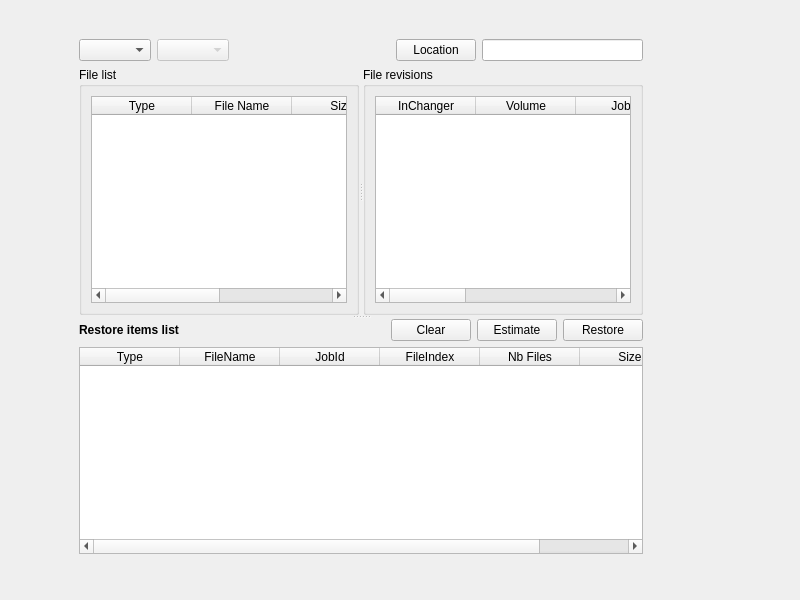
This is bacula/src/qt-console/restore/brestore.ui in rkorzeniewski/bacula as Qt 5 draws it before an edit. The edited form follows.
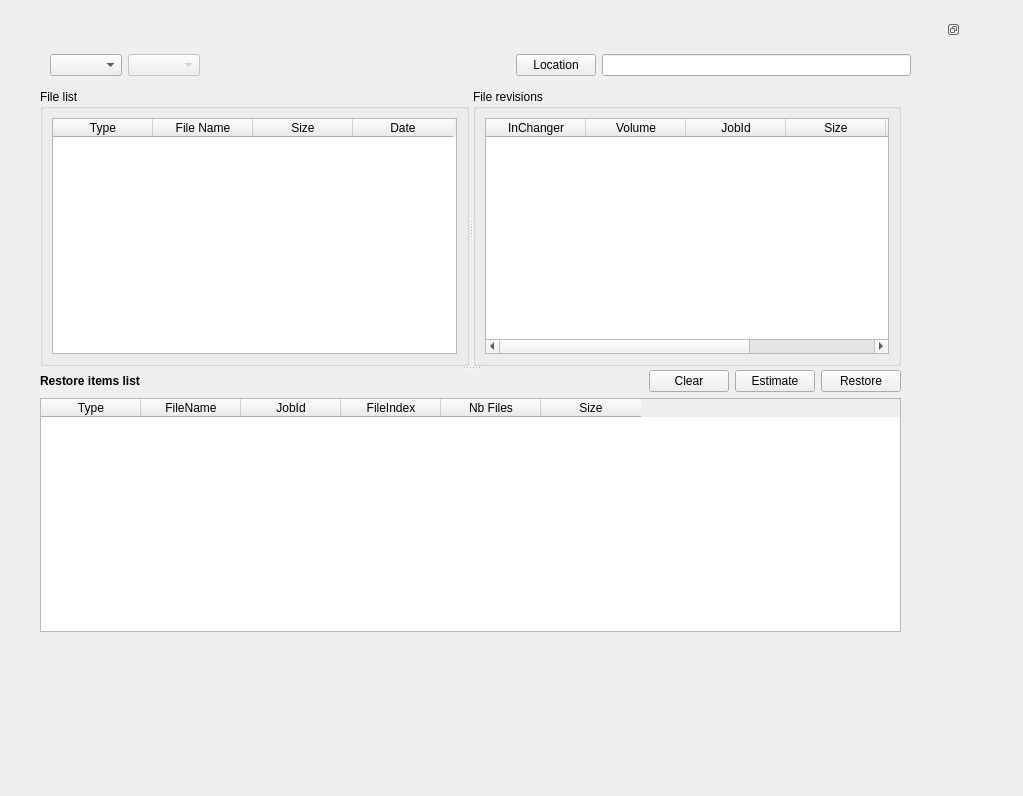
This is the edited form.

```diff
--- a/bacula/src/qt-console/restore/brestore.ui
+++ b/bacula/src/qt-console/restore/brestore.ui
@@ -5,77 +5,51 @@
    <rect>
     <x>0</x>
     <y>0</y>
-    <width>800</width>
-    <height>600</height>
+    <width>1023</width>
+    <height>796</height>
    </rect>
   </property>
+  <property name="sizePolicy" >
+   <sizepolicy>
+    <hsizetype>7</hsizetype>
+    <vsizetype>7</vsizetype>
+    <horstretch>0</horstretch>
+    <verstretch>0</verstretch>
+   </sizepolicy>
+  </property>
   <property name="windowTitle" >
    <string>brestore</string>
   </property>
-  <widget class="QWidget" name="centralwidget" >
+  <widget class="QDockWidget" name="dockWidget" >
    <property name="geometry" >
     <rect>
-     <x>70</x>
-     <y>30</y>
-     <width>582</width>
-     <height>533</height>
+     <x>10</x>
+     <y>20</y>
+     <width>951</width>
+     <height>661</height>
     </rect>
    </property>
-   <layout class="QVBoxLayout" >
-    <property name="margin" >
-     <number>9</number>
-    </property>
-    <property name="spacing" >
-     <number>6</number>
-    </property>
-    <item>
-     <layout class="QHBoxLayout" >
-      <property name="margin" >
-       <number>0</number>
-      </property>
-      <property name="spacing" >
-       <number>6</number>
-      </property>
-      <item>
-       <widget class="QComboBox" name="ClientList" />
-      </item>
-      <item>
-       <widget class="QComboBox" name="JobList" >
-        <property name="enabled" >
-         <bool>false</bool>
-        </property>
-       </widget>
-      </item>
-      <item>
-       <spacer>
-        <property name="orientation" >
-         <enum>Qt::Horizontal</enum>
-        </property>
-        <property name="sizeType" >
-         <enum>QSizePolicy::Expanding</enum>
-        </property>
-        <property name="sizeHint" >
-         <size>
-          <width>40</width>
-          <height>20</height>
-         </size>
-        </property>
-       </spacer>
-      </item>
-      <item>
-       <widget class="QPushButton" name="pushButton_4" >
-        <property name="text" >
-         <string>Location</string>
-        </property>
-       </widget>
-      </item>
-      <item>
-       <widget class="QLineEdit" name="lineEdit" />
-      </item>
-     </layout>
-    </item>
-    <item>
+   <property name="sizePolicy" >
+    <sizepolicy>
+     <hsizetype>7</hsizetype>
+     <vsizetype>7</vsizetype>
+     <horstretch>0</horstretch>
+     <verstretch>0</verstretch>
+    </sizepolicy>
+   </property>
+   <property name="features" >
+    <set>QDockWidget::DockWidgetFloatable|QDockWidget::DockWidgetMovable|QDockWidget::NoDockWidgetFeatures</set>
+   </property>
+   <widget class="QWidget" name="dockWidgetContents" >
      <widget class="QSplitter" name="splitter_2" >
+     <property name="geometry" >
+      <rect>
+       <x>30</x>
+       <y>50</y>
+       <width>861</width>
+       <height>543</height>
+      </rect>
+     </property>
       <property name="orientation" >
        <enum>Qt::Vertical</enum>
       </property>
@@ -302,8 +276,61 @@
        </layout>
       </widget>
      </widget>
-    </item>
-   </layout>
+    <widget class="QWidget" name="layoutWidget" >
+     <property name="geometry" >
+      <rect>
+       <x>40</x>
+       <y>10</y>
+       <width>861</width>
+       <height>33</height>
+      </rect>
+     </property>
+     <layout class="QHBoxLayout" >
+      <property name="margin" >
+       <number>0</number>
+      </property>
+      <property name="spacing" >
+       <number>6</number>
+      </property>
+      <item>
+       <widget class="QComboBox" name="ClientList" />
+      </item>
+      <item>
+       <widget class="QComboBox" name="JobList" >
+        <property name="enabled" >
+         <bool>false</bool>
+        </property>
+       </widget>
+      </item>
+      <item>
+       <spacer>
+        <property name="orientation" >
+         <enum>Qt::Horizontal</enum>
+        </property>
+        <property name="sizeType" >
+         <enum>QSizePolicy::Expanding</enum>
+        </property>
+        <property name="sizeHint" >
+         <size>
+          <width>40</width>
+          <height>20</height>
+         </size>
+        </property>
+       </spacer>
+      </item>
+      <item>
+       <widget class="QPushButton" name="pushButton_4" >
+        <property name="text" >
+         <string>Location</string>
+        </property>
+       </widget>
+      </item>
+      <item>
+       <widget class="QLineEdit" name="lineEdit" />
+      </item>
+     </layout>
+    </widget>
+   </widget>
   </widget>
  </widget>
  <resources/>
```
Lines whose indentation alone changed are shown as unchanged.
